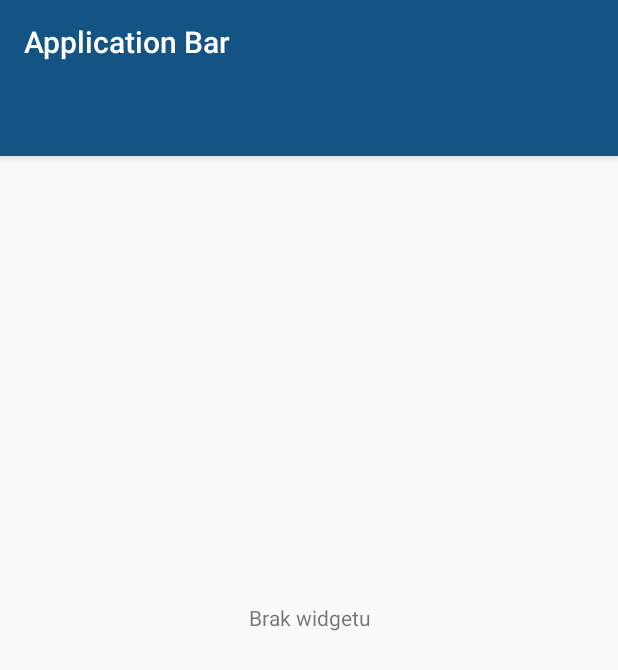
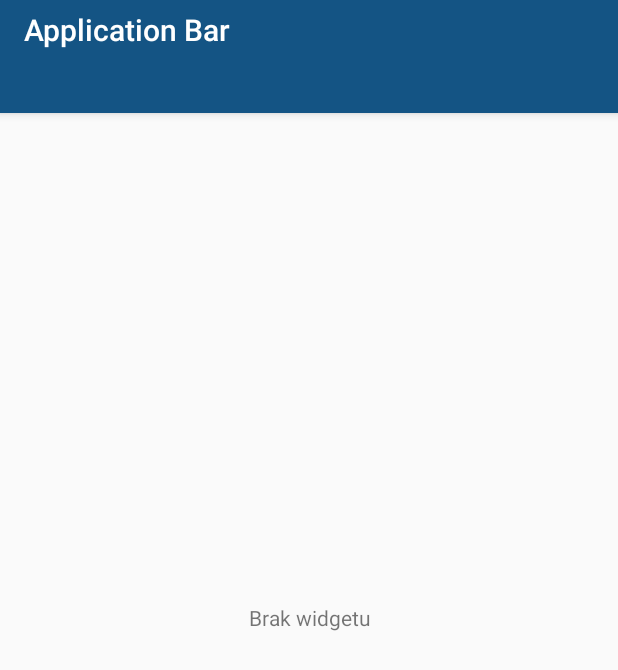
Before and after one commit to matocham/ApplicationBar, an Android app: the screen it shows after launch (AppsDisplayActivity), on a phone screen of 412 x 824 dp. Shown: the top 670 px of the screen. Run offline under Robolectric (Android 15) with nearby library versions, the phone set to English and light mode, and no system bars; libraries missing offline, so code that uses them is left out: org.codehaus.jackson; 3 statements that could not run were skipped.

Commit message:
Add new icon without icons of used applications

```diff
--- a/ApplicationBar/app/src/main/AndroidManifest.xml
+++ b/ApplicationBar/app/src/main/AndroidManifest.xml
@@ -4,7 +4,7 @@
 
     <application
         android:allowBackup="true"
-        android:icon="@mipmap/ic_launcher"
+        android:icon="@mipmap/ic_launcher2"
         android:label="@string/app_name"
         android:supportsRtl="true"
         android:theme="@style/AppTheme">
--- a/ApplicationBar/app/src/main/res/layout/activity_apps_display.xml
+++ b/ApplicationBar/app/src/main/res/layout/activity_apps_display.xml
@@ -12,7 +12,7 @@
         <android.support.v7.widget.Toolbar
             android:id="@+id/toolbar"
             android:layout_width="match_parent"
-            android:layout_height="?attr/actionBarSize"
+            android:layout_height="@dimen/toolbar_height"
             android:background="?attr/colorPrimary"
             app:layout_scrollFlags="scroll|enterAlways"
             app:popupTheme="@style/ThemeOverlay.AppCompat.Light" />
@@ -21,7 +21,7 @@
             android:id="@+id/tabs"
             app:tabMaxWidth="0dp"
             android:layout_width="match_parent"
-            android:layout_height="wrap_content"
+            android:layout_height="@dimen/tabs_height"
             app:tabMode="scrollable"
             app:tabGravity="fill"/>
     </android.support.design.widget.AppBarLayout>
--- a/ApplicationBar/app/src/main/res/values/dimens.xml
+++ b/ApplicationBar/app/src/main/res/values/dimens.xml
@@ -18,4 +18,6 @@
     <dimen name="tab_label">14sp</dimen>
     <dimen name="custom_tab_layout_height">72dp</dimen>
 
+    <dimen name="toolbar_height">40dp</dimen>
+    <dimen name="tabs_height">35dp</dimen>
 </resources>
```
Also changed, not shown: ApplicationBar/app/src/main/ic_launcher-web2.png (added), ApplicationBar/app/src/main/ic_launcher2-web.png (deleted), ApplicationBar/app/src/main/res/mipmap-hdpi/ic_launcher2.png, ApplicationBar/app/src/main/res/mipmap-mdpi/ic_launcher2.png, ApplicationBar/app/src/main/res/mipmap-xhdpi/ic_launcher2.png, ApplicationBar/app/src/main/res/mipmap-xxhdpi/ic_launcher2.png, ApplicationBar/app/src/main/res/mipmap-xxxhdpi/ic_launcher2.png, 6 other files.
